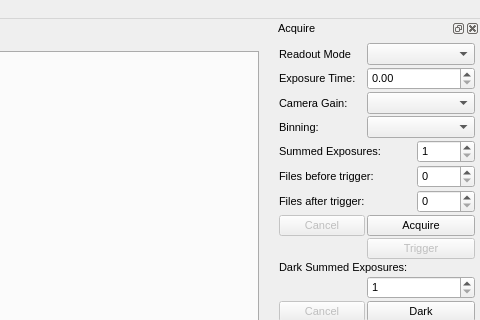
Before: the Qt Designer form qxrdwindow.ui in guyjennings/qxrd, drawn with Qt 5; both pictures show x 763 to 1243 and y 0 to 320 of the 1243 by 843 pixel window.
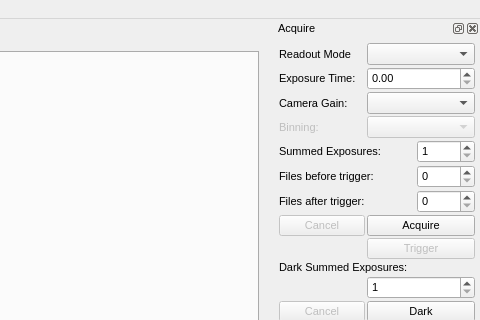
After: the same form once the commit is applied. Icons and pictures are not drawn. Custom widgets are drawn as their Qt base class.

Patch:
```diff
--- a/qxrdwindow.ui
+++ b/qxrdwindow.ui
@@ -1284,6 +1284,9 @@
      </item>
      <item row="3" column="0">
       <widget class="QLabel" name="label_21">
+       <property name="enabled">
+        <bool>false</bool>
+       </property>
        <property name="font">
         <font>
          <pointsize>8</pointsize>
@@ -1296,6 +1299,9 @@
      </item>
      <item row="3" column="2" colspan="2">
       <widget class="QComboBox" name="m_BinningMode">
+       <property name="enabled">
+        <bool>false</bool>
+       </property>
        <property name="sizePolicy">
         <sizepolicy hsizetype="Preferred" vsizetype="Fixed">
          <horstretch>1</horstretch>
```
Left out of the diff: 2 changed lines with no effect on the pictures.
